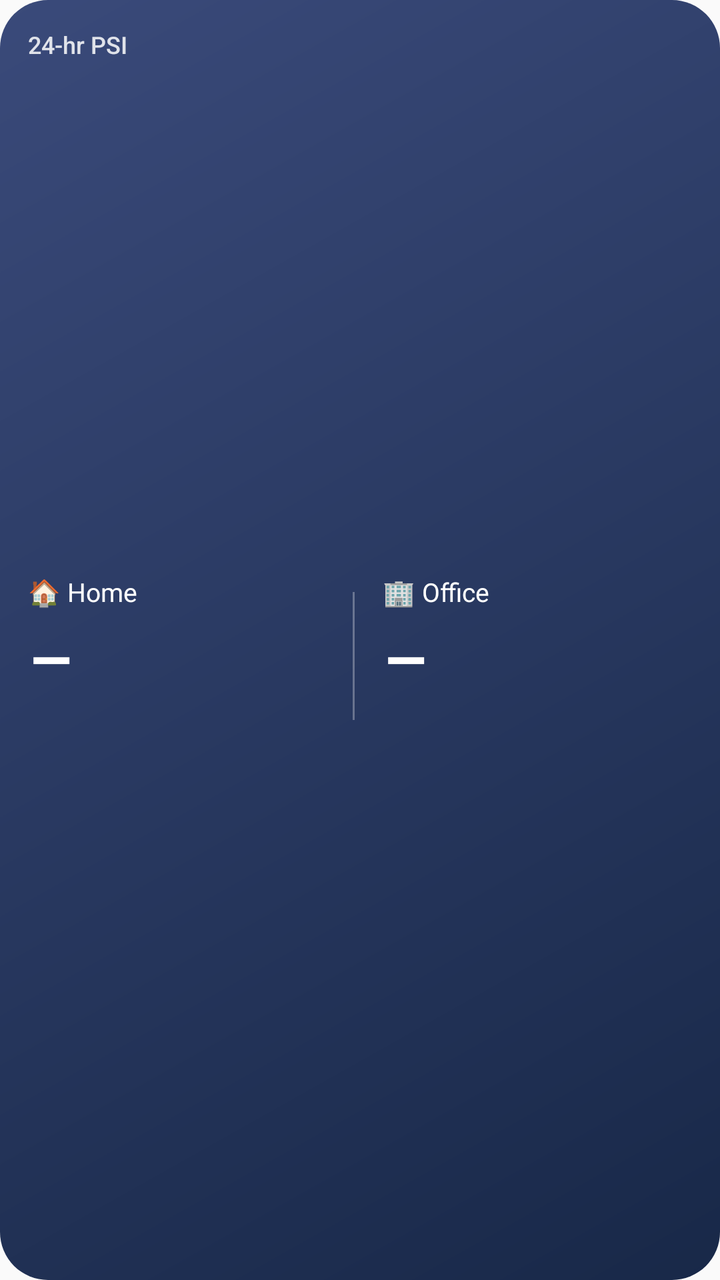
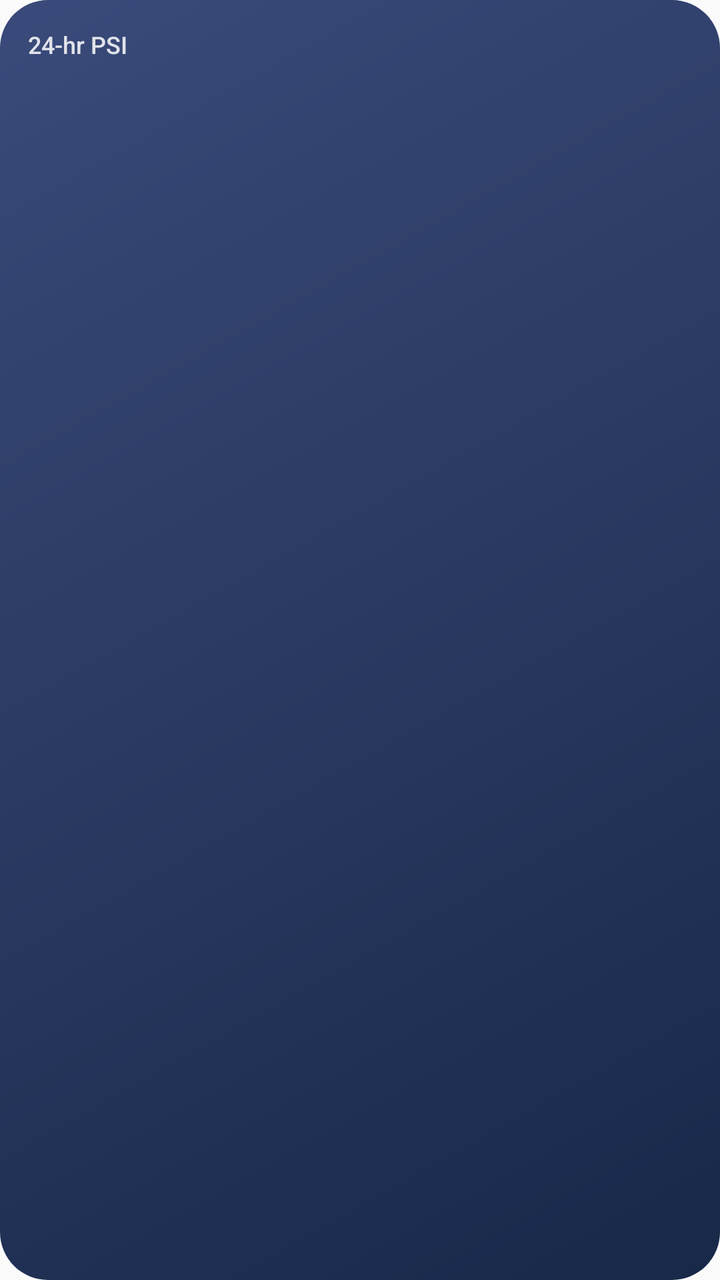

Screens rendered from an Android XML layout before and after an edit, with the pre-edit source and the edit as a unified diff.
<!-- AndroidManifest.xml: application theme android:Theme.Material.Light.NoActionBar -->
<!-- res/layout/widget_psi.xml -->
<?xml version="1.0" encoding="utf-8"?>
<LinearLayout xmlns:android="http://schemas.android.com/apk/res/android"
    android:id="@+id/widget_root"
    android:layout_width="match_parent"
    android:layout_height="match_parent"
    android:background="@drawable/widget_bg_none"
    android:orientation="vertical"
    android:padding="14dp">

    <TextView
        android:id="@+id/widget_updated"
        android:layout_width="wrap_content"
        android:layout_height="wrap_content"
        android:alpha="0.85"
        android:fontFamily="sans-serif-medium"
        android:text="24-hr PSI"
        android:textColor="#FFFFFF"
        android:textSize="12sp" />

    <LinearLayout
        android:layout_width="match_parent"
        android:layout_height="0dp"
        android:layout_weight="1"
        android:gravity="center_vertical"
        android:orientation="horizontal">

        <LinearLayout
            android:layout_width="0dp"
            android:layout_height="wrap_content"
            android:layout_weight="1"
            android:orientation="vertical">

            <TextView
                android:id="@+id/home_label"
                android:layout_width="wrap_content"
                android:layout_height="wrap_content"
                android:maxLines="1"
                android:text="🏠 Home"
                android:textColor="#FFFFFF"
                android:textSize="13sp" />

            <TextView
                android:id="@+id/home_value"
                android:layout_width="wrap_content"
                android:layout_height="wrap_content"
                android:fontFamily="sans-serif-medium"
                android:text="–"
                android:textColor="#FFFFFF"
                android:textSize="36sp" />

            <TextView
                android:id="@+id/home_band"
                android:layout_width="wrap_content"
                android:layout_height="wrap_content"
                android:alpha="0.9"
                android:textColor="#FFFFFF"
                android:textSize="12sp" />
        </LinearLayout>

        <ImageView
            android:id="@+id/divider"
            android:layout_width="1dp"
            android:layout_height="64dp"
            android:layout_marginStart="8dp"
            android:layout_marginEnd="14dp"
            android:background="#4DFFFFFF" />

        <LinearLayout
            android:id="@+id/office_column"
            android:layout_width="0dp"
            android:layout_height="wrap_content"
            android:layout_weight="1"
            android:orientation="vertical">

            <TextView
                android:id="@+id/office_label"
                android:layout_width="wrap_content"
                android:layout_height="wrap_content"
                android:maxLines="1"
                android:text="🏢 Office"
                android:textColor="#FFFFFF"
                android:textSize="13sp" />

            <TextView
                android:id="@+id/office_value"
                android:layout_width="wrap_content"
                android:layout_height="wrap_content"
                android:fontFamily="sans-serif-medium"
                android:text="–"
                android:textColor="#FFFFFF"
                android:textSize="36sp" />

            <TextView
                android:id="@+id/office_band"
                android:layout_width="wrap_content"
                android:layout_height="wrap_content"
                android:alpha="0.9"
                android:textColor="#FFFFFF"
                android:textSize="12sp" />
        </LinearLayout>
    </LinearLayout>
</LinearLayout>
<!-- resources referenced by this layout -->
<resources>
  <!-- drawable widget_bg_none (drawable) -->
  <?xml version="1.0" encoding="utf-8"?>
  <shape xmlns:android="http://schemas.android.com/apk/res/android" android:shape="rectangle">
      <gradient
          android:angle="315"
          android:endColor="#182848"
          android:startColor="#3A4A7A" />
      <corners android:radius="24dp" />
  </shape>
</resources>

<!-- the commit's change to res/layout/widget_psi.xml (unified diff, before → after) -->
@@ -18,85 +18,9 @@
         android:textSize="12sp" />
 
     <LinearLayout
+        android:id="@+id/widget_grid"
         android:layout_width="match_parent"
         android:layout_height="0dp"
         android:layout_weight="1"
-        android:gravity="center_vertical"
-        android:orientation="horizontal">
-
-        <LinearLayout
-            android:layout_width="0dp"
-            android:layout_height="wrap_content"
-            android:layout_weight="1"
-            android:orientation="vertical">
-
-            <TextView
-                android:id="@+id/home_label"
-                android:layout_width="wrap_content"
-                android:layout_height="wrap_content"
-                android:maxLines="1"
-                android:text="🏠 Home"
-                android:textColor="#FFFFFF"
-                android:textSize="13sp" />
-
-            <TextView
-                android:id="@+id/home_value"
-                android:layout_width="wrap_content"
-                android:layout_height="wrap_content"
-                android:fontFamily="sans-serif-medium"
-                android:text="–"
-                android:textColor="#FFFFFF"
-                android:textSize="36sp" />
-
-            <TextView
-                android:id="@+id/home_band"
-                android:layout_width="wrap_content"
-                android:layout_height="wrap_content"
-                android:alpha="0.9"
-                android:textColor="#FFFFFF"
-                android:textSize="12sp" />
-        </LinearLayout>
-
-        <ImageView
-            android:id="@+id/divider"
-            android:layout_width="1dp"
-            android:layout_height="64dp"
-            android:layout_marginStart="8dp"
-            android:layout_marginEnd="14dp"
-            android:background="#4DFFFFFF" />
-
-        <LinearLayout
-            android:id="@+id/office_column"
-            android:layout_width="0dp"
-            android:layout_height="wrap_content"
-            android:layout_weight="1"
-            android:orientation="vertical">
-
-            <TextView
-                android:id="@+id/office_label"
-                android:layout_width="wrap_content"
-                android:layout_height="wrap_content"
-                android:maxLines="1"
-                android:text="🏢 Office"
-                android:textColor="#FFFFFF"
-                android:textSize="13sp" />
-
-            <TextView
-                android:id="@+id/office_value"
-                android:layout_width="wrap_content"
-                android:layout_height="wrap_content"
-                android:fontFamily="sans-serif-medium"
-                android:text="–"
-                android:textColor="#FFFFFF"
-                android:textSize="36sp" />
-
-            <TextView
-                android:id="@+id/office_band"
-                android:layout_width="wrap_content"
-                android:layout_height="wrap_content"
-                android:alpha="0.9"
-                android:textColor="#FFFFFF"
-                android:textSize="12sp" />
-        </LinearLayout>
-    </LinearLayout>
+        android:orientation="vertical" />
 </LinearLayout>
